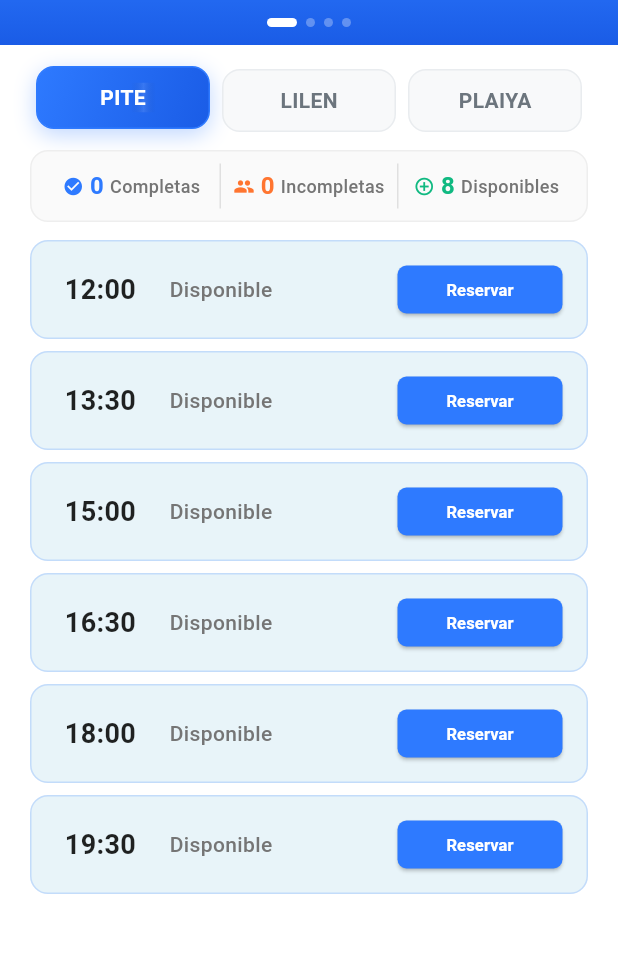
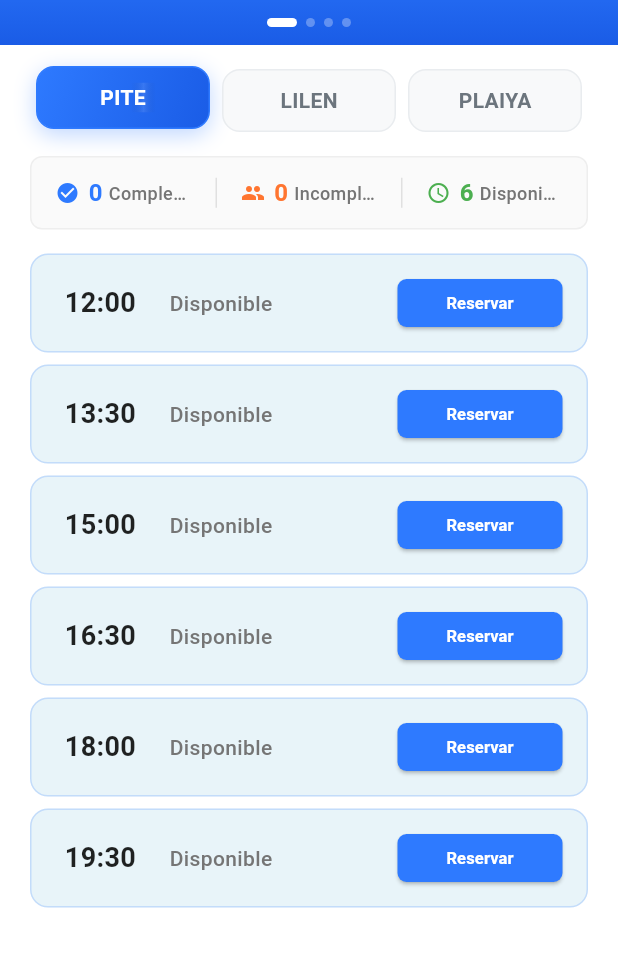
Before and after one commit to clubgolfpapudo/reservas, a Flutter app: the screen it shows after launch, on a phone screen of 412 x 824 dp, the part 66-1033 px from its top. Run offline on Flutter 3.47's test engine with Material 3 defaults, Android fonts, the phone set to English and light mode, and no system bars; our stand-ins replace cloud_firestore, connectivity_plus, equatable, firebase_core, get_it, go_router; accounts and stored records are empty.

Commit message:
app modificada funcional estadist x nro canchas

```diff
--- a/lib/presentation/providers/booking_provider.dart
+++ b/lib/presentation/providers/booking_provider.dart
@@ -80,21 +80,51 @@ class BookingProvider extends ChangeNotifier {
   // ESTADÍSTICAS PARA UI COMPACTA
   // ============================================================================
 
-  int get completeBookingsCount {
-    return currentBookings
-        .where((b) => b.status == BookingStatus.complete)
-        .length;
+  // ✅ NUEVOS MÉTODOS que reciben horarios filtrados como parámetro:
+
+  /// Calcula estadísticas basadas SOLO en los horarios visibles en pantalla
+  Map<String, int> getStatsForVisibleTimeSlots(List<String> visibleTimeSlots) {
+    int completeCount = 0;
+    int incompleteCount = 0;
+    int availableCount = 0;
+
+    print('📊 Calculando estadísticas para horarios visibles: $visibleTimeSlots');
+
+    for (final timeSlot in visibleTimeSlots) {
+      final booking = getBookingForTimeSlot(timeSlot);
+
+      if (booking == null) {
+        availableCount++;
+        print('   - $timeSlot: DISPONIBLE');
+      } else if (booking.status == BookingStatus.complete) {
+        completeCount++;
+        print('   - $timeSlot: COMPLETA (${booking.players.length} jugadores)');
+      } else if (booking.status == BookingStatus.incomplete) {
+        incompleteCount++;
+        print('   - $timeSlot: INCOMPLETA (${booking.players.length} jugadores)');
+      }
+    }
+
+    print('📊 Resultado final: $completeCount completas, $incompleteCount incompletas, $availableCount disponibles');
+
+    return {
+      'complete': completeCount,
+      'incomplete': incompleteCount,
+      'available': availableCount,
+    };
   }
 
-  int get incompleteBookingsCount {
-    return currentBookings
-        .where((b) => b.status == BookingStatus.incomplete)
-        .length;
+  // Métodos de conveniencia que mantienen la API existente pero calculan correctamente
+  int getCompleteBookingsCount(List<String> visibleTimeSlots) {
+    return getStatsForVisibleTimeSlots(visibleTimeSlots)['complete'] ?? 0;
   }
 
-  int get availableBookingsCount {
-    const timeSlots = ['09:00', '10:30', '12:00', '13:30', '15:00', '16:30', '18:00', '19:30'];
-    return timeSlots.length - currentBookings.length;
+  int getIncompleteBookingsCount(List<String> visibleTimeSlots) {
+    return getStatsForVisibleTimeSlots(visibleTimeSlots)['incomplete'] ?? 0;
+  }
+
+  int getAvailableBookingsCount(List<String> visibleTimeSlots) {
+    return getStatsForVisibleTimeSlots(visibleTimeSlots)['available'] ?? 0;
   }
 
   // ============================================================================
--- a/lib/presentation/widgets/booking/animated_compact_stats.dart
+++ b/lib/presentation/widgets/booking/animated_compact_stats.dart
@@ -1,9 +1,11 @@
-// lib/presentation/widgets/booking/animated_compact_stats.dart
+// lib/presentation/widgets/booking/animated_compact_stats.dart - ACTUALIZAR
+
 import 'package:flutter/material.dart';
-import '../../../domain/entities/booking.dart';
+import 'package:provider/provider.dart';
+import '../../providers/booking_provider.dart';
 
-class AnimatedCompactStats extends StatefulWidget {
-  final List<Booking> bookings;
+class AnimatedCompactStats extends StatelessWidget {
+  final List<dynamic> bookings; // Mantenemos por compatibilidad pero no lo usamos
 
   const AnimatedCompactStats({
     Key? key,
@@ -11,114 +13,74 @@ class AnimatedCompactStats extends StatefulWidget {
   }) : super(key: key);
 
   @override
-  State<AnimatedCompactStats> createState() => _AnimatedCompactStatsState();
-}
+  Widget build(BuildContext context) {
+    return Consumer<BookingProvider>(
+      builder: (context, provider, child) {
+        // ✅ OBTENER horarios visibles filtrados
+        final visibleTimeSlots = provider.getAvailableTimeSlotsForDate(provider.selectedDate);
 
-class _AnimatedCompactStatsState extends State<AnimatedCompactStats>
-    with TickerProviderStateMixin {
-  late AnimationController _controller;
-  late Animation<double> _scaleAnimation;
-  late Animation<double> _fadeAnimation;
+        // ✅ CALCULAR estadísticas SOLO sobre horarios visibles
+        final stats = provider.getStatsForVisibleTimeSlots(visibleTimeSlots);
+        final completeCount = stats['complete'] ?? 0;
+        final incompleteCount = stats['incomplete'] ?? 0;
+        final availableCount = stats['available'] ?? 0;
 
-  @override
-  void initState() {
-    super.initState();
-    _controller = AnimationController(
-      duration: const Duration(milliseconds: 400),
-      vsync: this,
-    );
-
-    _scaleAnimation = Tween<double>(
-      begin: 0.8,
-      end: 1.0,
-    ).animate(CurvedAnimation(
-      parent: _controller,
-      curve: Curves.elasticOut,
-    ));
-
-    _fadeAnimation = Tween<double>(
-      begin: 0.0,
-      end: 1.0,
-    ).animate(CurvedAnimation(
-      parent: _controller,
-      curve: Curves.easeIn,
-    ));
-
-    _controller.forward();
-  }
-
-  @override
-  void didUpdateWidget(AnimatedCompactStats oldWidget) {
-    super.didUpdateWidget(oldWidget);
-    if (oldWidget.bookings.length != widget.bookings.length) {
-      _controller.reset();
-      _controller.forward();
-    }
-  }
-
-  @override
-  void dispose() {
-    _controller.dispose();
-    super.dispose();
-  }
-
-  @override
-  Widget build(BuildContext context) {
-    // Calcular estadísticas
-    final completeCount = widget.bookings
-        .where((b) => b.status == BookingStatus.complete)
-        .length;
-
-    final incompleteCount = widget.bookings
-        .where((b) => b.status == BookingStatus.incomplete)
-        .length;
-
-    const totalTimeSlots = 8; // Total de horarios disponibles
-    final availableCount = totalTimeSlots - widget.bookings.length;
-
-    return AnimatedBuilder(
-      animation: _controller,
-      builder: (context, child) {
-        return Transform.scale(
-          scale: _scaleAnimation.value,
-          child: FadeTransition(
-            opacity: _fadeAnimation,
-            child: Container(
-              padding: const EdgeInsets.fromLTRB(20, 4, 20, 12),
-              child: Container(
-                padding: const EdgeInsets.symmetric(vertical: 8, horizontal: 16),
+        return Container(
+          margin: const EdgeInsets.fromLTRB(20, 8, 20, 16),
+          padding: const EdgeInsets.symmetric(horizontal: 16, vertical: 12),
           decoration: BoxDecoration(
             color: Colors.grey[50],
-                  borderRadius: BorderRadius.circular(12),
-                  border: Border.all(color: Colors.grey[200]!),
+            borderRadius: BorderRadius.circular(8),
+            border: Border.all(color: Colors.grey[200]!, width: 1),
           ),
           child: Row(
-                  mainAxisAlignment: MainAxisAlignment.spaceEvenly,
             children: [
+              // Completas
               _buildStatItem(
+                icon: Icons.check_circle,
                 count: completeCount,
                 label: 'Completas',
                 color: const Color(0xFF2E7AFF),
-                      icon: Icons.check_circle,
               ),
-                    _buildDivider(),
+
+              const SizedBox(width: 16),
+
+              // Separador
+              Container(
+                width: 1,
+                height: 20,
+                color: Colors.grey[300],
+              ),
+
+              const SizedBox(width: 16),
+
+              // Incompletas
               _buildStatItem(
+                icon: Icons.group,
                 count: incompleteCount,
                 label: 'Incompletas',
                 color: const Color(0xFFFF7530),
-                      icon: Icons.group,
               ),
-                    _buildDivider(),
+
+              const SizedBox(width: 16),
+
+              // Separador
+              Container(
+                width: 1,
+                height: 20,
+                color: Colors.grey[300],
+              ),
+
+              const SizedBox(width: 16),
+
+              // Disponibles
               _buildStatItem(
+                icon: Icons.schedule,
                 count: availableCount,
                 label: 'Disponibles',
-                      color: const Color(0xFF10B981),
-                      icon: Icons.add_circle_outline,
+                color: const Color(0xFF4CAF50),
               ),
             ],
-                ),
-              ),
-            ),
           ),
         );
       },
@@ -126,53 +88,48 @@ class _AnimatedCompactStatsState extends State<AnimatedCompactStats>
   }
 
   Widget _buildStatItem({
+    required IconData icon,
     required int count,
     required String label,
     required Color color,
-    required IconData icon,
   }) {
     return Expanded(
       child: Row(
-        mainAxisAlignment: MainAxisAlignment.center,
+        mainAxisSize: MainAxisSize.min,
         children: [
           Icon(
             icon,
-            size: 14,
+            size: 16,
             color: color,
           ),
-          const SizedBox(width: 4),
+          const SizedBox(width: 6),
+          // Número animado
           AnimatedSwitcher(
             duration: const Duration(milliseconds: 200),
             child: Text(
               '$count',
-              key: ValueKey(count),
+              key: ValueKey('${label}_$count'),
               style: TextStyle(
-                color: color,
                 fontSize: 16,
                 fontWeight: FontWeight.w700,
+                color: color,
               ),
             ),
           ),
           const SizedBox(width: 4),
-          Text(
+          Flexible(
+            child: Text(
               label,
               style: TextStyle(
+                fontSize: 12,
                 color: Colors.grey[600],
-              fontSize: 12,
                 fontWeight: FontWeight.w500,
+              ),
+              overflow: TextOverflow.ellipsis,
             ),
           ),
         ],
       ),
     );
   }
-
-  Widget _buildDivider() {
-    return Container(
-      height: 30,
-      width: 1,
-      color: Colors.grey[300],
-      margin: const EdgeInsets.symmetric(horizontal: 8),
-    );
 }
-}
```
Also changed, not shown: lib/presentation/widgets/booking/animated_compact_stats_backup.dart (added, +178 -0 lines). Lines whose indentation alone changed are shown as unchanged.
